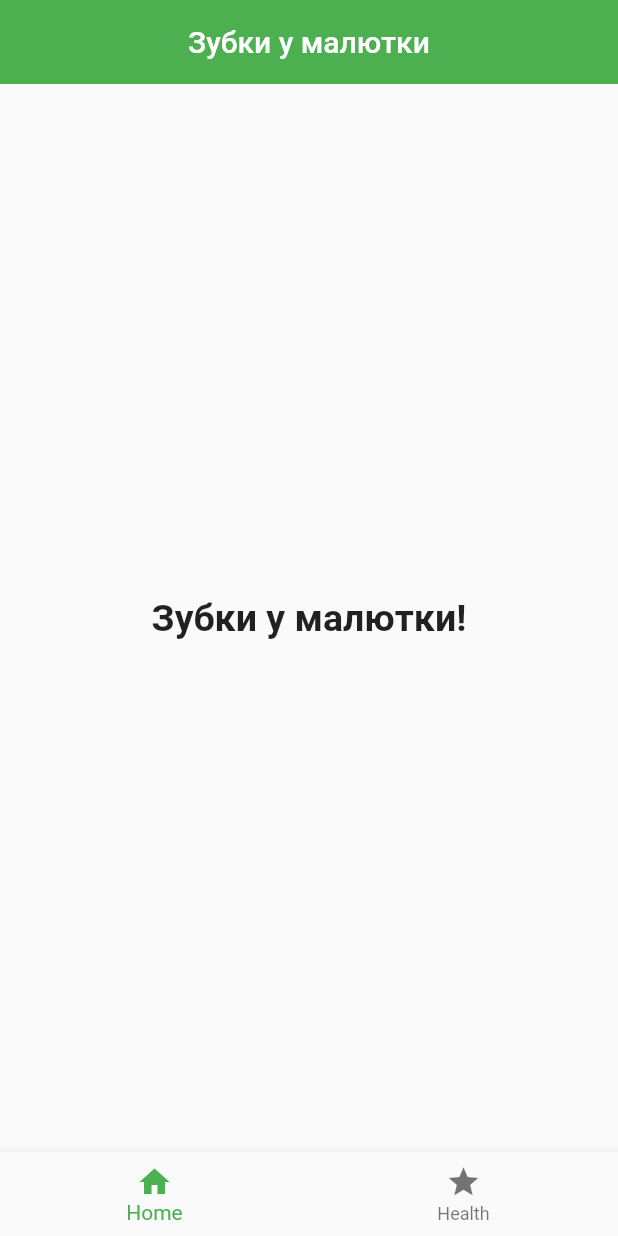
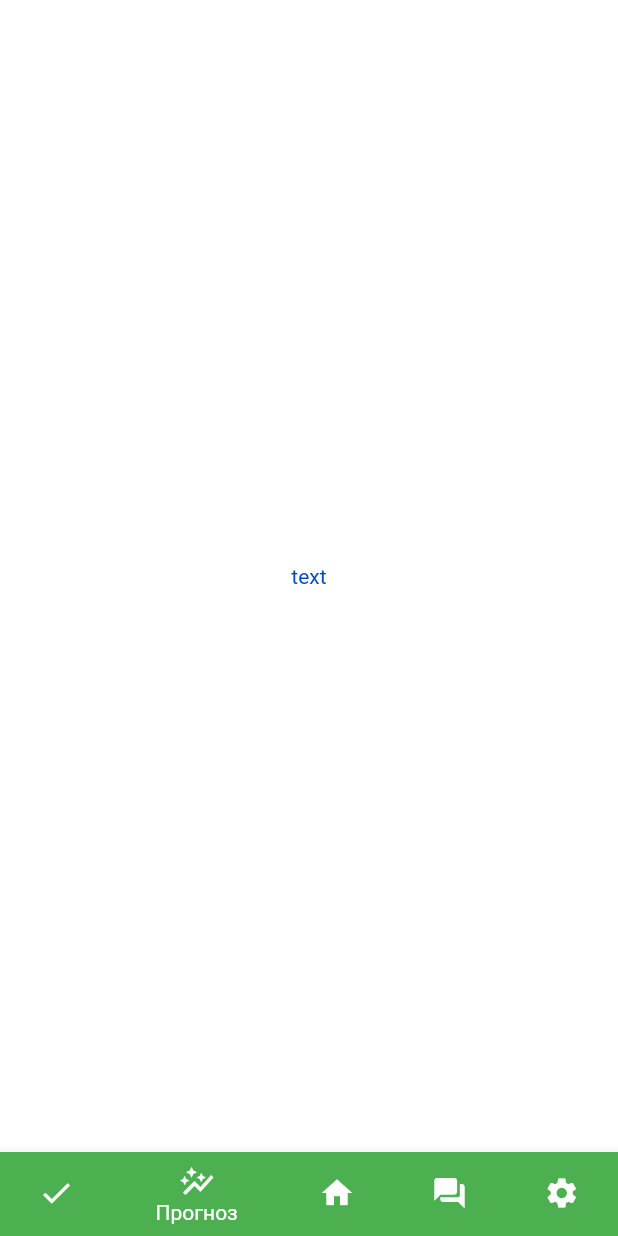
Before and after one commit to vilorg/teeth_app_sirius, a Flutter app: the screen it shows after launch, on a phone screen of 412 x 824 dp. Run offline on Flutter 3.47's test engine with Material 2 defaults, Android fonts, the phone set to English and light mode, and no system bars.

Commit message:
Added bottom bar

```diff
--- /dev/null
+++ b/lib/constants.dart
@@ -0,0 +1,11 @@
+import 'package:flutter/material.dart';
+
+const Color kPrimaryColor = Color(0xFF43B02A);
+const Color kTextColor = Color(0xFF0047BB);
+const Color kBackgroundColor = Colors.white;
+const Color kHintColor = Color(0xFFBDBDBD);
+const Color kNotSelectedFieldColor = Color(0xFFF0F0F8);
+const Color kSearchFieldColor = Color(0xFFF5F6F8);
+const Color kBottomButtonColor = Color(0xFFE5EDDB);
+
+const double kDeffaultPadding = 20.0;
--- a/lib/main.dart
+++ b/lib/main.dart
@@ -1,52 +1,28 @@
 import 'package:flutter/material.dart';
+import 'package:teeth_app_sirius/screens/general/general_screen.dart';
+
+import 'constants.dart';
 
 void main() {
   runApp(const MyApp());
 }
 
-class MyApp extends StatefulWidget {
+class MyApp extends StatelessWidget {
   const MyApp({Key? key}) : super(key: key);
-
-  @override
-  State<MyApp> createState() => _MyAppState();
-}
-
-class _MyAppState extends State<MyApp> {
-  int selectedIndex = 0;
 
   @override
   Widget build(BuildContext context) {
     return MaterialApp(
       debugShowCheckedModeBanner: false,
-      title: 'Flutter Demo',
+      title: "Зубки у малютки",
       theme: ThemeData(
-        primarySwatch: Colors.green,
+        backgroundColor: kBackgroundColor,
+        primaryColor: kPrimaryColor,
+        scaffoldBackgroundColor: kBackgroundColor,
+        textTheme: Theme.of(context).textTheme.apply(bodyColor: kTextColor),
+        visualDensity: VisualDensity.adaptivePlatformDensity,
       ),
-      home: Scaffold(
-        appBar: AppBar(
-          title: const Text("Зубки у малютки"),
-          centerTitle: true,
-          elevation: 0,
-          backgroundColor: Colors.green,
-        ),
-        body: const Center(
-          child: Text(
-            "Зубки у малютки!",
-            style: TextStyle(
-              fontWeight: FontWeight.bold,
-              fontSize: 25,
-            ),
-          ),
-        ),
-        bottomNavigationBar: BottomNavigationBar(
-          currentIndex: selectedIndex,
-          items: const [
-            BottomNavigationBarItem(icon: Icon(Icons.home), label: "Home"),
-            BottomNavigationBarItem(icon: Icon(Icons.star), label: "Health"),
-          ],
-          onTap: (value) => setState(() => selectedIndex = value),
-        ),
-      ),
+      home: const GeneralScreen(),
     );
   }
 }
--- /dev/null
+++ b/lib/screens/general/general_screen.dart
@@ -0,0 +1,116 @@
+import 'package:flutter/material.dart';
+import 'package:teeth_app_sirius/screens/home/home_screen.dart';
+
+class GeneralScreen extends StatefulWidget {
+  const GeneralScreen({Key? key}) : super(key: key);
+
+  @override
+  _GeneralScreenState createState() => _GeneralScreenState();
+}
+
+class _GeneralScreenState extends State<GeneralScreen> {
+  int _selectedIndex = 1;
+
+  final GlobalKey<ScaffoldState> _key = GlobalKey();
+
+  final List<GlobalKey<NavigatorState>> _navigatorKeys = [
+    GlobalKey<NavigatorState>(),
+    GlobalKey<NavigatorState>(),
+    GlobalKey<NavigatorState>(),
+    GlobalKey<NavigatorState>(),
+    GlobalKey<NavigatorState>(),
+  ];
+
+  @override
+  Widget build(BuildContext context) {
+    return WillPopScope(
+      onWillPop: () async =>
+          !await _navigatorKeys[_selectedIndex].currentState!.maybePop(),
+      child: Scaffold(
+        key: _key,
+        bottomNavigationBar: buildBottomMenu(),
+        body: Stack(
+          children: [
+            _buildOffstageNavigator(0),
+            _buildOffstageNavigator(1),
+            _buildOffstageNavigator(2),
+            _buildOffstageNavigator(3),
+            _buildOffstageNavigator(4),
+          ],
+        ),
+      ),
+    );
+  }
+
+  void _next() {
+    Navigator.push(context,
+        MaterialPageRoute(builder: (context) => const GeneralScreen()));
+  }
+
+  Map<String, WidgetBuilder> _routeBuilders(BuildContext context, int index) {
+    return {
+      '/': (context) {
+        return const [
+          HomeScreen(),
+          HomeScreen(),
+          HomeScreen(),
+          HomeScreen(),
+          HomeScreen(),
+        ].elementAt(index);
+      },
+    };
+  }
+
+  Widget _buildOffstageNavigator(int index) {
+    var routeBuilders = _routeBuilders(context, index);
+
+    return Offstage(
+      offstage: _selectedIndex != index,
+      child: Navigator(
+        key: _navigatorKeys[index],
+        onGenerateRoute: (routeSettings) {
+          return MaterialPageRoute(
+            builder: (context) => routeBuilders[routeSettings.name]!(context),
+          );
+        },
+      ),
+    );
+  }
+
+  Widget buildBottomMenu() {
+    return BottomNavigationBar(
+      currentIndex: _selectedIndex,
+      onTap: (value) => setState(
+        () => _selectedIndex = value,
+      ),
+      showUnselectedLabels: false,
+      items: const <BottomNavigationBarItem>[
+        BottomNavigationBarItem(
+          icon: Icon(Icons.done),
+          label: 'Мероприятия',
+          backgroundColor: Colors.red,
+        ),
+        BottomNavigationBarItem(
+          icon: Icon(Icons.auto_graph_sharp),
+          label: 'Прогноз',
+          backgroundColor: Colors.green,
+        ),
+        BottomNavigationBarItem(
+          icon: Icon(Icons.home),
+          label: 'Home',
+          backgroundColor: Colors.purple,
+        ),
+        BottomNavigationBarItem(
+          icon: Icon(Icons.question_answer_rounded),
+          label: 'FAQ',
+          backgroundColor: Colors.pink,
+        ),
+        BottomNavigationBarItem(
+          icon: Icon(Icons.settings),
+          label: 'Settings',
+          backgroundColor: Colors.grey,
+        ),
+      ],
+    );
+  }
+}
--- /dev/null
+++ b/lib/screens/home/home_screen.dart
@@ -0,0 +1,14 @@
+import 'package:flutter/material.dart';
+
+class HomeScreen extends StatelessWidget {
+  const HomeScreen({Key? key}) : super(key: key);
+
+  @override
+  Widget build(BuildContext context) {
+    return Container(
+      child: Center(
+        child: Text("text"),
+      ),
+    );
+  }
+}
```
